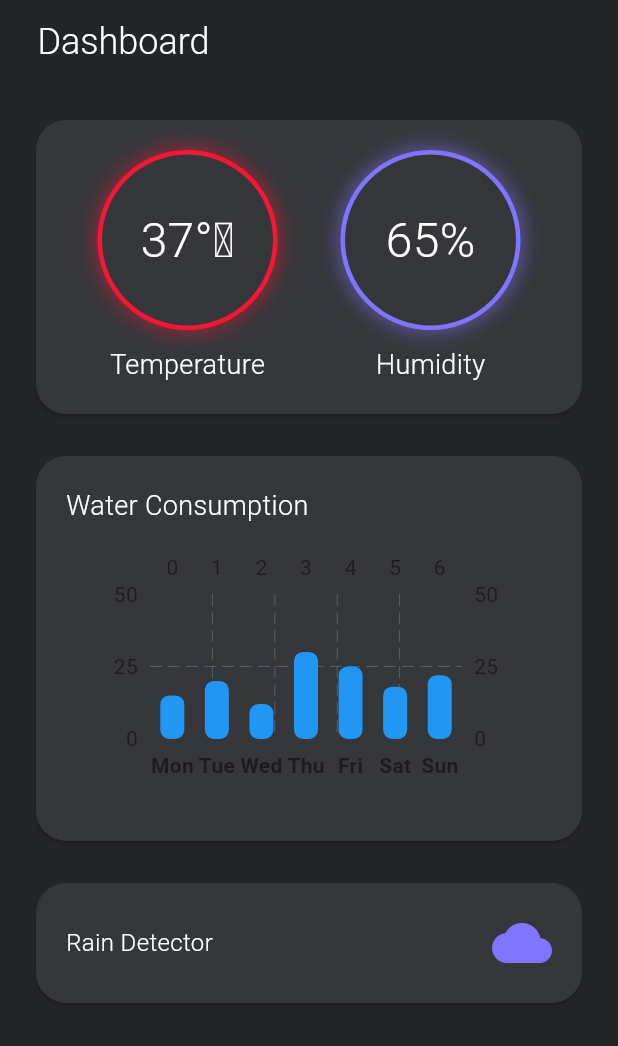
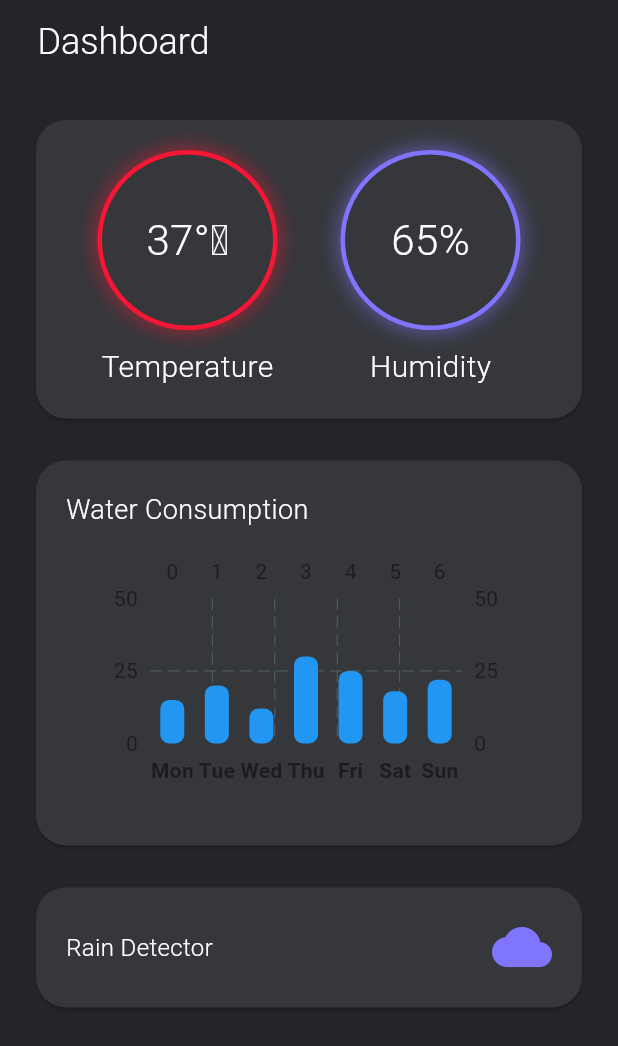
Before and after one commit to raedbgr/SmartDrop, a Flutter app: the screen it shows after launch, on a phone screen of 412 x 824 dp. Shown: the top 1046 px of the screen. Run offline on Flutter 3.47's test engine with Material 3 defaults, Android fonts, the phone set to English and light mode, and no system bars; drawn by our look-alikes of fl_chart; our stand-ins replace get.

Commit message:
-updates

```diff
--- a/lib/components/Widgets/humidity_gauge.dart
+++ b/lib/components/Widgets/humidity_gauge.dart
@@ -31,7 +31,7 @@ class HumidityGauge extends StatelessWidget {
           child: Center(
             child: Text(
               '${humidity.toInt()}%',
-              style: const TextStyle(fontSize: 32, fontWeight: FontWeight.w300, color: Colors.white),
+              style: const TextStyle(fontSize: 28, fontWeight: FontWeight.w300, color: Colors.white),
             ),
           ),
         ),
--- a/lib/components/Widgets/temp_gauge.dart
+++ b/lib/components/Widgets/temp_gauge.dart
@@ -41,7 +41,7 @@ class TemperatureGauge extends StatelessWidget {
           child: Center(
             child: Text(
               '${temperature.toInt()}°ᶜ',
-              style: const TextStyle(fontSize: 32, fontWeight: FontWeight.w300, color: Colors.white),
+              style: const TextStyle(fontSize: 28, fontWeight: FontWeight.w300, color: Colors.white),
             ),
           ),
         ),
--- a/lib/imports.dart
+++ b/lib/imports.dart
@@ -2,7 +2,6 @@ export 'package:flutter/material.dart';
 export 'dart:math';
 export 'package:get/get.dart';
 export 'package:fl_chart/fl_chart.dart';
-export 'package:syncfusion_flutter_gauges/gauges.dart';
 export 'routes.dart';
 export 'views/dashboard.dart';
 export 'components/Widgets/water_consumption_chart.dart';
--- a/lib/views/dashboard.dart
+++ b/lib/views/dashboard.dart
@@ -49,7 +49,7 @@ class _DashboardPageState extends State<DashboardPage> {
                           const Text("Temperature",
                               style: TextStyle(
                                   color: Color(0xfffdfefe),
-                                  fontSize: 18,
+                                  fontSize: 20,
                                   fontWeight: FontWeight.w300)),
                         ],
                       ),
@@ -61,7 +61,7 @@ class _DashboardPageState extends State<DashboardPage> {
                           const Text("Humidity",
                               style: TextStyle(
                                   color: Color(0xfffdfefe),
-                                  fontSize: 18,
+                                  fontSize: 20,
                                   fontWeight: FontWeight.w300)),
                         ],
                       ),
--- a/pubspec.yaml
+++ b/pubspec.yaml
@@ -37,7 +37,6 @@ dependencies:
   cupertino_icons: ^1.0.8
   get: ^4.7.2
   fl_chart: ^0.70.2
-  syncfusion_flutter_gauges: ^28.2.6
 
 dev_dependencies:
   flutter_test:
```
Also changed, not shown: pubspec.lock.
